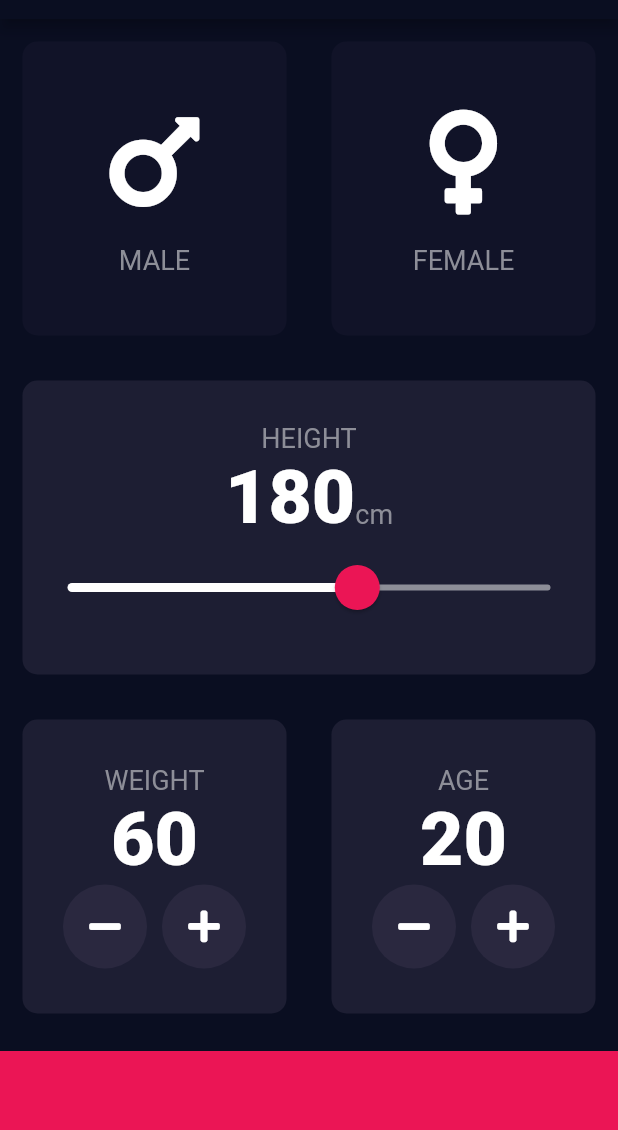
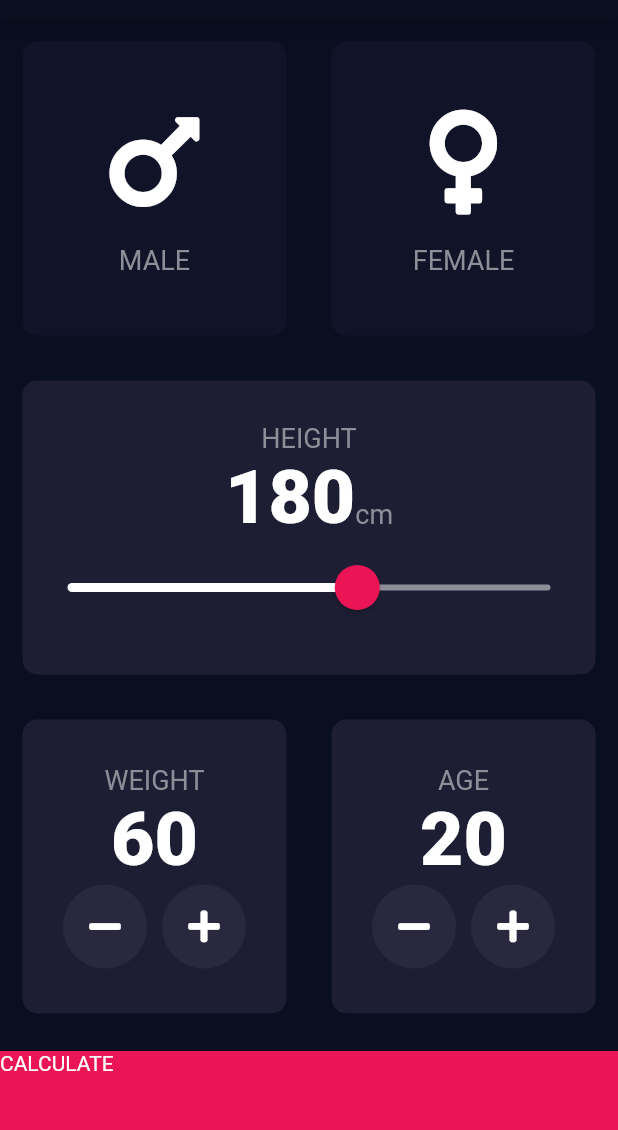
Before and after one commit to pabloaredu/bmi_calculator, a Flutter app: the screen it shows after launch, on a phone screen of 412 x 824 dp, the part 65-1195 px from its top. Run offline on Flutter 3.47's test engine with Material 2 defaults, Android fonts, the phone set to English and light mode, and no system bars; our stand-ins replace font_awesome_flutter.

```diff
--- a/lib/input_page.dart
+++ b/lib/input_page.dart
@@ -3,6 +3,7 @@ import 'package:font_awesome_flutter/font_awesome_flutter.dart';
 import 'reusable_card.dart';
 import 'icon_content.dart';
 import 'constants.dart';
+import 'results_page.dart';
 
 enum Gender { male, female }
 
@@ -214,12 +215,18 @@ class _InputPageState extends State<InputPage> {
               ],
             ),
           ),
-          Container(
-            color: kBottomContainerColor,
-            margin: EdgeInsets.only(top: 10.0),
-            width: double.infinity,
-            height: kBottomContainerHeight,
-          ),
+          GestureDetector(
+              onTap: () {
+                Navigator.push(context,
+                    MaterialPageRoute(builder: (context) => ResultsPage()));
+              },
+              child: Container(
+                child: Text('CALCULATE'),
+                color: kBottomContainerColor,
+                margin: EdgeInsets.only(top: 10.0),
+                width: double.infinity,
+                height: kBottomContainerHeight,
+              )),
         ],
       ),
     );
```
Also changed, not shown: lib/results_page.dart (added, +13 -0 lines).
